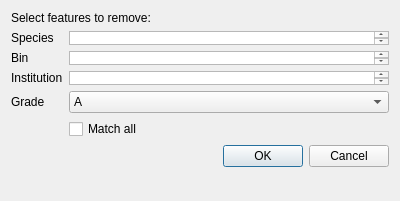
Qt form iSpecIDApp/filterform.ui (lmpn/iSpecID) before a commit.
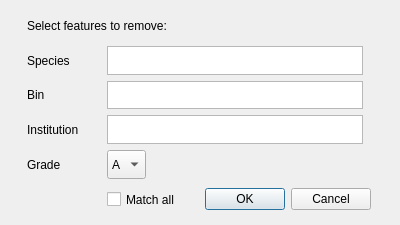
The same form after that commit.

```diff
--- a/iSpecIDApp/filterform.ui
+++ b/iSpecIDApp/filterform.ui
@@ -7,25 +7,27 @@
     <x>0</x>
     <y>0</y>
     <width>400</width>
-    <height>201</height>
+    <height>225</height>
    </rect>
   </property>
+  <property name="sizePolicy">
+   <sizepolicy hsizetype="Fixed" vsizetype="Fixed">
+    <horstretch>0</horstretch>
+    <verstretch>0</verstretch>
+   </sizepolicy>
+  </property>
   <property name="windowTitle">
    <string>Filtering</string>
   </property>
-  <layout class="QFormLayout" name="formLayout">
-   <item row="7" column="1">
-    <widget class="QDialogButtonBox" name="buttonBox">
-     <property name="orientation">
-      <enum>Qt::Horizontal</enum>
-     </property>
-     <property name="standardButtons">
-      <set>QDialogButtonBox::Cancel|QDialogButtonBox::Ok</set>
-     </property>
-    </widget>
-   </item>
+  <layout class="QGridLayout" name="gridLayout">
    <item row="1" column="0">
     <widget class="QLabel" name="species">
+     <property name="sizePolicy">
+      <sizepolicy hsizetype="Maximum" vsizetype="Ignored">
+       <horstretch>0</horstretch>
+       <verstretch>0</verstretch>
+      </sizepolicy>
+     </property>
      <property name="text">
       <string>Species</string>
      </property>
@@ -33,57 +35,38 @@
    </item>
    <item row="2" column="0">
     <widget class="QLabel" name="bin">
+     <property name="sizePolicy">
+      <sizepolicy hsizetype="Maximum" vsizetype="Ignored">
+       <horstretch>0</horstretch>
+       <verstretch>0</verstretch>
+      </sizepolicy>
+     </property>
      <property name="text">
       <string>Bin</string>
      </property>
     </widget>
    </item>
-   <item row="4" column="0">
-    <widget class="QLabel" name="grade">
-     <property name="text">
-      <string>Grade</string>
-     </property>
-    </widget>
-   </item>
-   <item row="3" column="0">
-    <widget class="QLabel" name="institution">
-     <property name="text">
-      <string>Institution</string>
-     </property>
-    </widget>
-   </item>
-   <item row="1" column="1">
-    <widget class="QTextEdit" name="species_text">
+   <item row="0" column="0" colspan="2">
+    <widget class="QLabel" name="label">
      <property name="sizePolicy">
-      <sizepolicy hsizetype="Ignored" vsizetype="Ignored">
+      <sizepolicy hsizetype="Maximum" vsizetype="Ignored">
        <horstretch>0</horstretch>
        <verstretch>0</verstretch>
       </sizepolicy>
      </property>
-    </widget>
-   </item>
-   <item row="2" column="1">
-    <widget class="QTextEdit" name="bin_text">
-     <property name="sizePolicy">
-      <sizepolicy hsizetype="Ignored" vsizetype="Ignored">
-       <horstretch>0</horstretch>
-       <verstretch>0</verstretch>
-      </sizepolicy>
+     <property name="text">
+      <string>Select features to remove:</string>
      </property>
     </widget>
    </item>
-   <item row="3" column="1">
-    <widget class="QTextEdit" name="institution_text">
-     <property name="sizePolicy">
-      <sizepolicy hsizetype="Ignored" vsizetype="Ignored">
-       <horstretch>0</horstretch>
-       <verstretch>0</verstretch>
-      </sizepolicy>
-     </property>
-    </widget>
-   </item>
-   <item row="4" column="1">
+   <item row="5" column="1">
     <widget class="QComboBox" name="comboBox">
+     <property name="sizePolicy">
+      <sizepolicy hsizetype="Maximum" vsizetype="Ignored">
+       <horstretch>0</horstretch>
+       <verstretch>0</verstretch>
+      </sizepolicy>
+     </property>
      <item>
       <property name="text">
        <string>A</string>
@@ -111,17 +94,88 @@
      </item>
     </widget>
    </item>
-   <item row="5" column="1">
+   <item row="5" column="0">
+    <widget class="QLabel" name="grade">
+     <property name="sizePolicy">
+      <sizepolicy hsizetype="Maximum" vsizetype="Ignored">
+       <horstretch>0</horstretch>
+       <verstretch>0</verstretch>
+      </sizepolicy>
+     </property>
+     <property name="text">
+      <string>Grade</string>
+     </property>
+    </widget>
+   </item>
+   <item row="3" column="0">
+    <widget class="QLabel" name="institution">
+     <property name="sizePolicy">
+      <sizepolicy hsizetype="Maximum" vsizetype="Ignored">
+       <horstretch>0</horstretch>
+       <verstretch>0</verstretch>
+      </sizepolicy>
+     </property>
+     <property name="text">
+      <string>Institution</string>
+     </property>
+    </widget>
+   </item>
+   <item row="3" column="1" colspan="2">
+    <widget class="QTextEdit" name="institution_text">
+     <property name="sizePolicy">
+      <sizepolicy hsizetype="Maximum" vsizetype="Ignored">
+       <horstretch>0</horstretch>
+       <verstretch>0</verstretch>
+      </sizepolicy>
+     </property>
+    </widget>
+   </item>
+   <item row="7" column="1">
     <widget class="QCheckBox" name="checkBox">
+     <property name="sizePolicy">
+      <sizepolicy hsizetype="Maximum" vsizetype="Ignored">
+       <horstretch>0</horstretch>
+       <verstretch>0</verstretch>
+      </sizepolicy>
+     </property>
      <property name="text">
       <string>Match all</string>
      </property>
     </widget>
    </item>
-   <item row="0" column="0" colspan="2">
-    <widget class="QLabel" name="label">
-     <property name="text">
-      <string>Select features to remove:</string>
+   <item row="7" column="2">
+    <widget class="QDialogButtonBox" name="buttonBox">
+     <property name="sizePolicy">
+      <sizepolicy hsizetype="Maximum" vsizetype="Ignored">
+       <horstretch>0</horstretch>
+       <verstretch>0</verstretch>
+      </sizepolicy>
+     </property>
+     <property name="orientation">
+      <enum>Qt::Horizontal</enum>
+     </property>
+     <property name="standardButtons">
+      <set>QDialogButtonBox::Cancel|QDialogButtonBox::Ok</set>
+     </property>
+    </widget>
+   </item>
+   <item row="2" column="1" colspan="2">
+    <widget class="QTextEdit" name="bin_text">
+     <property name="sizePolicy">
+      <sizepolicy hsizetype="Maximum" vsizetype="Ignored">
+       <horstretch>0</horstretch>
+       <verstretch>0</verstretch>
+      </sizepolicy>
+     </property>
+    </widget>
+   </item>
+   <item row="1" column="1" colspan="2">
+    <widget class="QTextEdit" name="species_text">
+     <property name="sizePolicy">
+      <sizepolicy hsizetype="Maximum" vsizetype="Ignored">
+       <horstretch>0</horstretch>
+       <verstretch>0</verstretch>
+      </sizepolicy>
      </property>
     </widget>
    </item>
```
